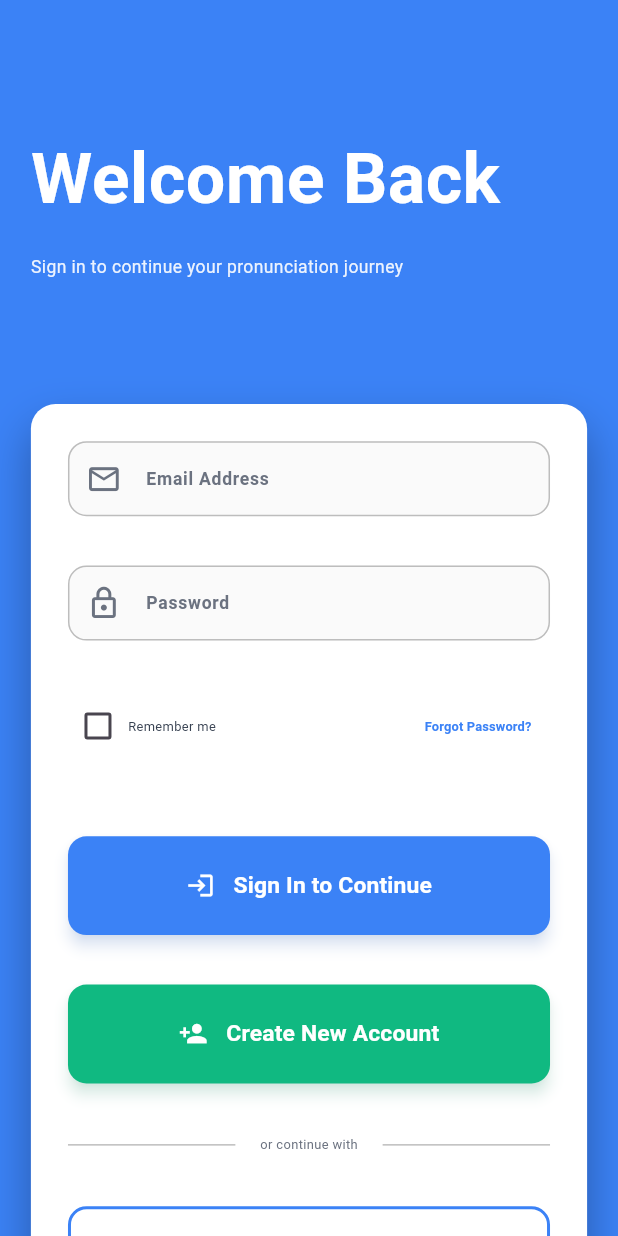
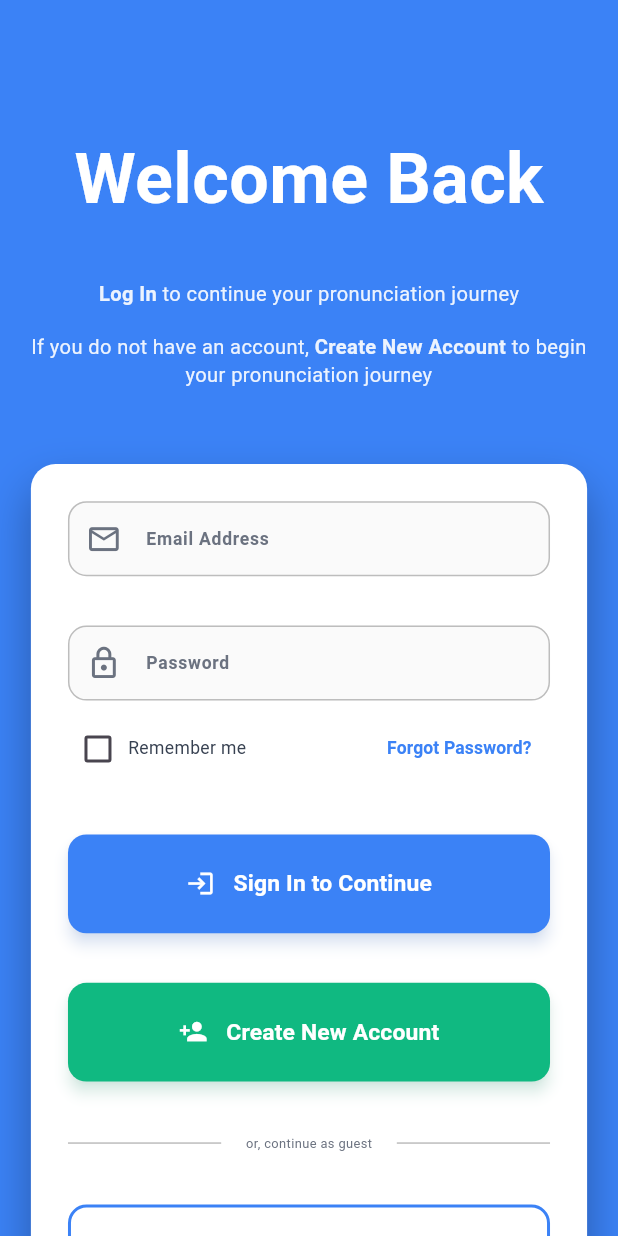
Before and after one commit to uprm-inso4101-2025-2026-s1/semester-project-pronunciation-coach, a Flutter app: the screen it shows after launch, on a phone screen of 412 x 824 dp. Run offline on Flutter 3.47's test engine with Material 3 defaults, Android fonts, the phone set to English and light mode, and no system bars; our stand-ins replace shared_preferences, sizer, supabase_flutter; accounts and stored records are empty; Roboto replaces fonts that are missing (SF Pro Display); statements that could not run were skipped.

Commit message:
Created Create New Account page with valikdation and error handling (Issue #208 and Issue #226)

```diff
--- a/app/lib/features/dashboard/widgets/welcome_screen.dart
+++ b/app/lib/features/dashboard/widgets/welcome_screen.dart
@@ -2,7 +2,7 @@ import 'package:flutter/material.dart';
 import 'package:sizer/sizer.dart';
 import '../../../core/constants/colors.dart';
 import '../../../core/constants/text_styles.dart';
-import 'package:app/features/dashboard/pages/login_page.dart';
+import 'package:app/features/log_in/pages/login_page.dart';
 
 class WelcomeScreen extends StatefulWidget {
   const WelcomeScreen({super.key});
--- a/app/lib/features/dashboard/loading_screens/loading_screens.dart
+++ b/app/lib/features/log_in/loading_screens/loading_screens.dart
@@ -41,7 +41,7 @@ class LoadingSystem {
   /// Show loading overlay with specified strategy
   void showLoading({
     required BuildContext context,
-    required LoadingStrategy strategy,
+     required LoadingStrategy strategy,
     required String message,
     String contextType = 'general',
   }) {
--- a/app/lib/features/dashboard/pages/login_page.dart
+++ b/app/lib/features/log_in/pages/login_page.dart
@@ -1,4 +1,6 @@
+import 'package:app/features/log_in/pages/signin_page.dart';
 import 'package:app/features/dashboard/pages/user_progress_dashboard.dart';
+import 'package:app/features/log_in/widgets/text_field.dart';
 import 'package:flutter/material.dart';
 import 'package:sizer/sizer.dart';
 import '../../../core/constants/colors.dart';
@@ -151,7 +153,7 @@ class _LoginPageState extends State<LoginPage> {
         child: SingleChildScrollView(
           padding: EdgeInsets.all(5.w),
           child: Column(
-            crossAxisAlignment: CrossAxisAlignment.start,
+            crossAxisAlignment: CrossAxisAlignment.center,
             children: [
               // Header Section
               SizedBox(height: 8.h),
@@ -163,15 +165,61 @@ class _LoginPageState extends State<LoginPage> {
                   color: Colors.white,
                 ),
               ),
-              SizedBox(height: 2.h),
-              Text(
-                'Sign in to continue your pronunciation journey',
+
+              SizedBox(height: 4.h),
+
+              Text.rich(
+                TextSpan(
+                  text: 'Log In ', // Default style for this part
                   style: AppTextStyles.welcomeSubtitle.copyWith(
-                  fontSize: 14.sp,
+                    fontSize: 15.sp,
+                    color: Colors.white.withOpacity(0.9),
+                    fontWeight: FontWeight.bold
+                  ),
+                  children: <TextSpan>[
+                    TextSpan(
+                      text: 'to continue your pronunciation journey', // This part will be bold
+                      style: AppTextStyles.welcomeSubtitle.copyWith(
+                        fontSize: 15.sp,
+                        fontWeight: FontWeight.normal,
                         color: Colors.white.withOpacity(0.9),
                       ),
                     ),
-              SizedBox(height: 10.h),
+                    ]
+                  ),
+                ),
+
+              SizedBox(height: 2.h),
+
+              Text.rich(
+                textAlign: TextAlign.center,
+                TextSpan(
+                    text: 'If you do not have an account, ',
+                    style: AppTextStyles.welcomeSubtitle.copyWith(
+                        fontSize: 15.sp,
+                        color: Colors.white.withOpacity(0.9),
+                    ),
+                    children: <TextSpan>[
+                      TextSpan(
+                        text: 'Create New Account ',
+                        style: AppTextStyles.welcomeSubtitle.copyWith(
+                          fontSize: 15.sp,
+                          fontWeight: FontWeight.bold,
+                          color: Colors.white.withOpacity(0.9),
+                        ),
+                      ),
+                      TextSpan(
+                        text: 'to begin your pronunciation journey', // This part will be bold
+                        style: AppTextStyles.welcomeSubtitle.copyWith(
+                          fontSize: 15.sp,
+                          color: Colors.white.withOpacity(0.9),
+                        ),
+                      ),
+                    ]
+                ),
+              ),
+
+              SizedBox(height: 6.h),
 
               // Login Form Section
               Container(
@@ -194,102 +242,35 @@ class _LoginPageState extends State<LoginPage> {
                     mainAxisSize: MainAxisSize.min,
                     children: [
                       // Email Field
-                      TextFormField(
+                      myTextField(
                           controller: _emailCtrl,
-                        keyboardType: TextInputType.emailAddress,
-                        style: TextStyle(fontSize: 14.sp, color: AppColors.textPrimary),
-                        decoration: InputDecoration(
                           labelText: 'Email Address',
-                          labelStyle: AppTextStyles.bodyMedium.copyWith(
-                            fontSize: 14.sp,
-                            color: AppColors.textMuted,
-                          ),
                           hintText: 'your@email.com',
-                          hintStyle: TextStyle(
-                            fontSize: 14.sp,
-                            color: AppColors.textMuted.withOpacity(0.6),
-                          ),
-                          border: OutlineInputBorder(
-                            borderRadius: BorderRadius.circular(3.w),
-                            borderSide: BorderSide(color: Colors.grey.shade400),
-                          ),
-                          enabledBorder: OutlineInputBorder(
-                            borderRadius: BorderRadius.circular(3.w),
-                            borderSide: BorderSide(color: Colors.grey.shade400),
-                          ),
-                          focusedBorder: OutlineInputBorder(
-                            borderRadius: BorderRadius.circular(3.w),
-                            borderSide: BorderSide(color: AppColors.primary, width: 2),
-                          ),
-                          errorBorder: OutlineInputBorder(
-                            borderRadius: BorderRadius.circular(3.w),
-                            borderSide: BorderSide(color: AppColors.danger),
-                          ),
-                          focusedErrorBorder: OutlineInputBorder(
-                            borderRadius: BorderRadius.circular(3.w),
-                            borderSide: BorderSide(color: AppColors.danger, width: 2),
-                          ),
-                          prefixIcon: Icon(
+                          icon: Icon(
                             Icons.email_outlined,
                             color: AppColors.textMuted,
                             size: 20.sp,
                           ),
-                          filled: true,
-                          fillColor: Colors.grey.shade50,
-                        ),
-                        validator: _validateEmail,
+                          validator: _validateEmail
                       ),
 
                       SizedBox(height: 4.h),
 
                       // Password Field
-                      TextFormField(
+                      myTextField(
                         controller: _passCtrl,
-                        obscureText: true,
-                        style: TextStyle(fontSize: 14.sp, color: AppColors.textPrimary),
-                        decoration: InputDecoration(
+                        isPass: true,
                         labelText: 'Password',
-                          labelStyle: AppTextStyles.bodyMedium.copyWith(
-                            fontSize: 14.sp,
-                            color: AppColors.textMuted,
-                          ),
                         hintText: 'Enter your password',
-                          hintStyle: TextStyle(
-                            fontSize: 14.sp,
-                            color: AppColors.textMuted.withOpacity(0.6),
-                          ),
-                          border: OutlineInputBorder(
-                            borderRadius: BorderRadius.circular(3.w),
-                            borderSide: BorderSide(color: Colors.grey.shade400),
-                          ),
-                          enabledBorder: OutlineInputBorder(
-                            borderRadius: BorderRadius.circular(3.w),
-                            borderSide: BorderSide(color: Colors.grey.shade400),
-                          ),
-                          focusedBorder: OutlineInputBorder(
-                            borderRadius: BorderRadius.circular(3.w),
-                            borderSide: BorderSide(color: AppColors.primary, width: 2),
-                          ),
-                          errorBorder: OutlineInputBorder(
-                            borderRadius: BorderRadius.circular(3.w),
-                            borderSide: BorderSide(color: AppColors.danger),
-                          ),
-                          focusedErrorBorder: OutlineInputBorder(
-                            borderRadius: BorderRadius.circular(3.w),
-                            borderSide: BorderSide(color: AppColors.danger, width: 2),
-                          ),
-                          prefixIcon: Icon(
+                        icon: Icon(
                           Icons.lock_outlined,
                           color: AppColors.textMuted,
                           size: 20.sp,
                         ),
-                          filled: true,
-                          fillColor: Colors.grey.shade50,
-                        ),
-                        validator: _validatePass,
+                        validator: _validatePass ,
                       ),
 
-                      SizedBox(height: 4.h),
+                      SizedBox(height: 1.h),
 
                       // Remember Me & Forgot Password
                       Row(
@@ -309,7 +290,7 @@ class _LoginPageState extends State<LoginPage> {
                               Text(
                                 'Remember me',
                                 style: AppTextStyles.bodySmall.copyWith(
-                                  fontSize: 12.sp,
+                                  fontSize: 14.sp,
                                   color: AppColors.textSecondary,
                                 ),
                               ),
@@ -327,14 +308,14 @@ class _LoginPageState extends State<LoginPage> {
                               style: AppTextStyles.bodySmall.copyWith(
                                 color: AppColors.primary,
                                 fontWeight: FontWeight.w600,
-                                fontSize: 12.sp,
+                                fontSize: 14.sp,
                               ),
                             ),
                           ),
                         ],
                       ),
 
-                      SizedBox(height: 6.h),
+                      SizedBox(height: 4.h),
 
                       // Main Sign In Button
                       SizedBox(
@@ -385,7 +366,11 @@ class _LoginPageState extends State<LoginPage> {
                         width: double.infinity,
                         height: 8.h,
                         child: ElevatedButton(
-                          onPressed: _onCreateAccount,
+                            onPressed: () {
+                              Navigator.of(context).push(
+                                MaterialPageRoute(builder: (context) => const SigninPage()),
+                              );
+                            },
                           style: ElevatedButton.styleFrom(
                             backgroundColor: AppColors.success,
                             foregroundColor: Colors.white,
@@ -427,7 +412,7 @@ class _LoginPageState extends State<LoginPage> {
                           Padding(
                             padding: EdgeInsets.symmetric(horizontal: 4.w),
                             child: Text(
-                              'or continue with',
+                              'or, continue as guest',
                               style: AppTextStyles.bodySmall.copyWith(
                                 color: AppColors.textMuted,
                                 fontSize: 12.sp,
@@ -485,46 +470,14 @@ class _LoginPageState extends State<LoginPage> {
                           ),
                         ),
                       ),
-
-                      SizedBox(height: 4.h),
-
-                      // Testing Phase Notice
-                      Container(
-                        width: double.infinity,
-                        padding: EdgeInsets.all(3.w),
-                        decoration: BoxDecoration(
-                          color: AppColors.warning.withOpacity(0.1),
-                          borderRadius: BorderRadius.circular(2.w),
-                          border: Border.all(
-                            color: AppColors.warning.withOpacity(0.3),
-                          ),
-                        ),
-                        child: Row(
-                          mainAxisAlignment: MainAxisAlignment.center,
-                          children: [
-                            Icon(Icons.info_outline,
-                                color: AppColors.warning, size: 14.sp),
-                            SizedBox(width: 2.w),
-                            Expanded(
-                              child: Text(
-                                "App in testing phase - Use any email & password (min 4 chars)",
-                                style: AppTextStyles.bodySmall.copyWith(
-                                  color: AppColors.warning,
-                                  fontSize: 10.sp,
-                                ),
-                                textAlign: TextAlign.center,
-                              ),
-                            ),
-                          ],
-                        ),
-                      ),
+                      SizedBox(height: 2.h),
                     ],
                   ),
                 ),
               ),
 
               // Bottom Spacing
-              SizedBox(height: 8.h),
+              SizedBox(height: 5.h),
 
               // App Info Footer
               Container(
@@ -545,7 +498,7 @@ class _LoginPageState extends State<LoginPage> {
                       'Master English pronunciation with interactive lessons',
                       style: AppTextStyles.bodySmall.copyWith(
                         color: Colors.white.withOpacity(0.8),
-                        fontSize: 10.sp,
+                        fontSize: 12.5.sp,
                       ),
                       textAlign: TextAlign.center,
                     ),
--- /dev/null
+++ b/app/lib/features/log_in/widgets/text_field.dart
@@ -0,0 +1,69 @@
+import 'dart:core';
+import 'package:flutter/cupertino.dart';
+import 'package:flutter/material.dart';
+import 'package:sizer/sizer.dart';
+import '../../../core/constants/colors.dart';
+import '../../../core/constants/text_styles.dart';
+
+class myTextField extends StatefulWidget {
+  const myTextField({super.key, required this.controller, required this.labelText, required this.hintText, required this.icon, this.validator, this.isPass});
+  final TextEditingController controller;
+  final String labelText;
+  final String hintText;
+  final Icon icon;
+  final String?Function(String?)? validator;
+  final bool? isPass;
+
+  @override
+  State<myTextField> createState() => _myTextFieldState();
+}
+
+class _myTextFieldState extends State<myTextField> {
+  @override
+  Widget build(BuildContext context) {
+    return TextFormField(
+      controller: widget.controller,
+      obscureText: widget.isPass ?? false,
+      keyboardType: TextInputType.emailAddress,
+      style: TextStyle(fontSize: 14.sp, color: AppColors.textPrimary),
+      decoration: InputDecoration(
+        labelText: widget.labelText,
+        labelStyle: AppTextStyles.bodyMedium.copyWith(
+          fontSize: 14.sp,
+          color: AppColors.textMuted,
+        ),
+        hintText: widget.hintText,
+        hintStyle: TextStyle(
+          fontSize: 14.sp,
+          color: AppColors.textMuted.withOpacity(0.6),
+        ),
+        border: OutlineInputBorder(
+          borderRadius: BorderRadius.circular(3.w),
+          borderSide: BorderSide(color: Colors.grey.shade400),
+        ),
+        enabledBorder: OutlineInputBorder(
+          borderRadius: BorderRadius.circular(3.w),
+          borderSide: BorderSide(color: Colors.grey.shade400),
+        ),
+        focusedBorder: OutlineInputBorder(
+          borderRadius: BorderRadius.circular(3.w),
+          borderSide: BorderSide(color: AppColors.primary, width: 2),
+        ),
+        errorBorder: OutlineInputBorder(
+          borderRadius: BorderRadius.circular(3.w),
+          borderSide: BorderSide(color: AppColors.danger),
+        ),
+        focusedErrorBorder: OutlineInputBorder(
+          borderRadius: BorderRadius.circular(3.w),
+          borderSide: BorderSide(color: AppColors.danger, width: 2),
+        ),
+        prefixIcon: widget.icon,
+        filled: true,
+        fillColor: Colors.grey.shade50,
+      ),
+      validator: widget.validator,
+    );
+    // TODO: implement build
+    throw UnimplementedError();
+  }
+}
--- a/app/lib/main.dart
+++ b/app/lib/main.dart
@@ -3,7 +3,7 @@ import 'package:flutter/material.dart';
 import 'package:provider/provider.dart';
 import 'features/dashboard/pages/user_progress_dashboard.dart';
 import 'package:sizer/sizer.dart';
-import 'features/dashboard/pages/login_page.dart';
+import 'features/log_in/pages/login_page.dart';
 import 'features/dashboard/widgets/welcome_screen.dart';
 
 import 'pace selector/pace_selector.dart';
```
Also changed, not shown: app/lib/features/log_in/pages/signin_page.dart (added, +408 -0 lines), app/lib/features/log_in/loading_screens/loading_screens_core.dart (renamed from app/lib/features/dashboard/loading_screens/loading_screens_core.dart), app/lib/features/log_in/loading_screens/loading_screens_factory.dart (renamed from app/lib/features/dashboard/loading_screens/loading_screens_factory.dart), app/lib/features/log_in/loading_screens/loading_screens_facts.dart (renamed from app/lib/features/dashboard/loading_screens/loading_screens_facts.dart), app/lib/features/log_in/loading_screens/loading_screens_manager.dart (renamed from app/lib/features/dashboard/loading_screens/loading_screens_manager.dart), app/lib/features/log_in/loading_screens/loading_screens_widget.dart (renamed from app/lib/features/dashboard/loading_screens/loading_screens_widget.dart). Lines whose indentation alone changed are shown as unchanged.
